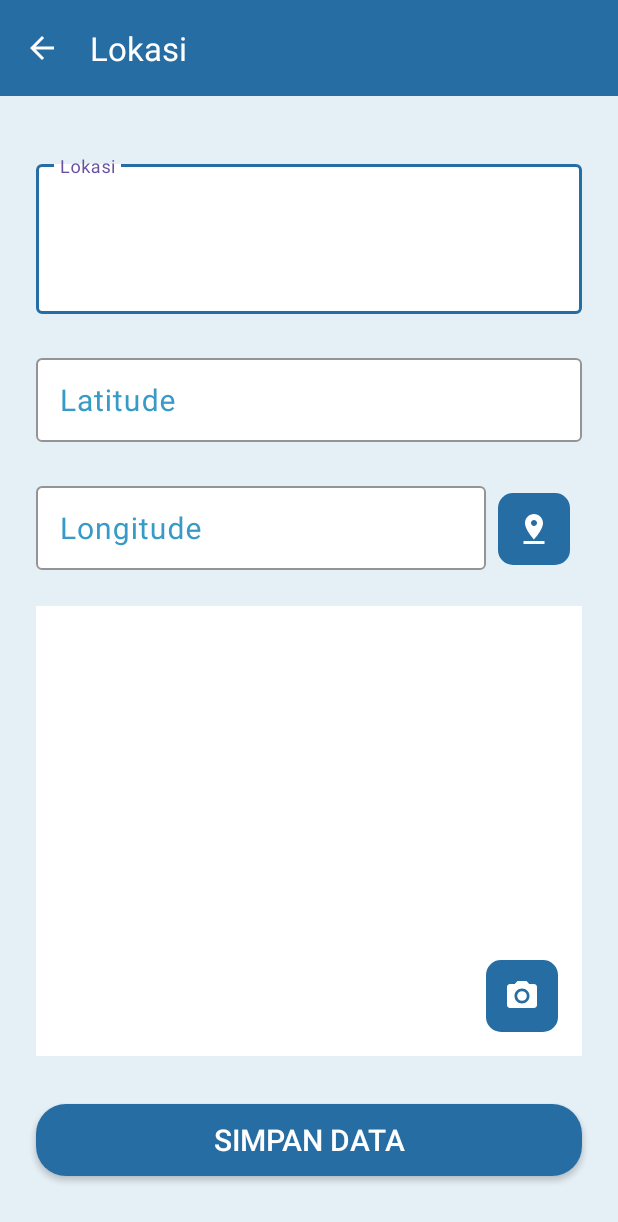
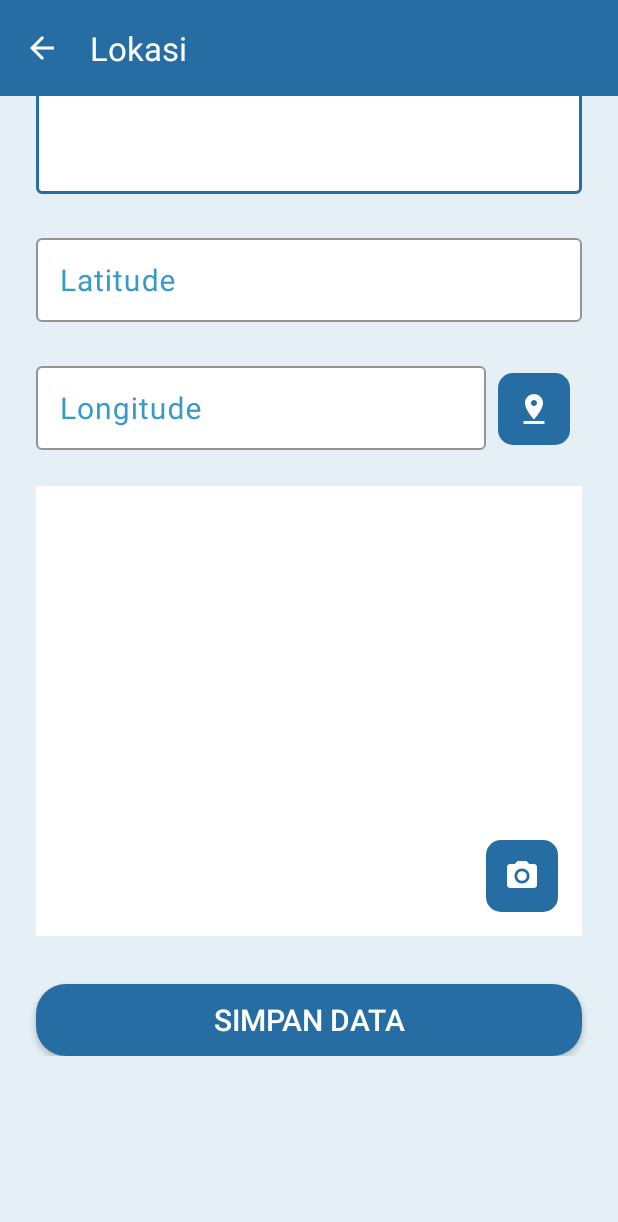
Before and after one commit to andpromobile/ElaporAdmin, an Android app: the LokasiActivity screen opened directly, with no data from a screen before it, after a tap on an icon or button, on a phone screen of 412 x 824 dp. Shown: the top 1222 px of the screen. Run offline under Robolectric (Android 15) with nearby library versions, the phone set to English and light mode, and no system bars; libraries missing offline, so code that uses them is left out: cn.pedant; pictures from the network do not load.

Commit message:
Memperbaiki inputan

```diff
--- a/app/src/main/java/com/example/elaporadmin/LokasiActivity.kt
+++ b/app/src/main/java/com/example/elaporadmin/LokasiActivity.kt
@@ -6,6 +6,7 @@ import android.os.Bundle
 import android.view.View
 import android.widget.ProgressBar
 import android.widget.TextView
+import android.widget.Toast
 import androidx.appcompat.app.AppCompatActivity
 import androidx.lifecycle.ViewModelProvider
 import androidx.recyclerview.widget.LinearLayoutManager
@@ -44,13 +45,14 @@ class LokasiActivity : AppCompatActivity() {
         rvLokasi = binding.listLokasi
 
         rvLokasi.apply {
-            setHasFixedSize(true)
-            layoutManager = LinearLayoutManager(applicationContext)
+            this.setHasFixedSize(true)
+            this.layoutManager = LinearLayoutManager(applicationContext)
         }
 
         lokasiViewModel = ViewModelProvider(this)[LokasiViewModel::class.java]
 
         lokasiViewModel.getLokasi()
+
         lokasiViewModel.observeLokasiLiveData().observe(
             this
         ){lokasiList->
@@ -58,14 +60,16 @@ class LokasiActivity : AppCompatActivity() {
                 lokasiList as ArrayList<Lokasi>,
                 object: OnAdapterListener {
                     override fun onUpdate(lokasi: Lokasi) {
+
                         updateData(lokasi)
                     }
 
                     override fun onDelete(lokasi: Lokasi) {
                         hapusData(lokasi)
                     }
-                }
+                },
             )
+
 
             rvLokasi.adapter = listLokasiAdapter
 
@@ -78,7 +82,6 @@ class LokasiActivity : AppCompatActivity() {
             }
             showLoading(false)
         }
-
     }
 
     override fun onStart() {
@@ -120,18 +123,18 @@ class LokasiActivity : AppCompatActivity() {
         SweetAlertDialog(this, SweetAlertDialog.WARNING_TYPE)
             .setTitleText("Hapus?")
             .setContentText("Yakin Ingin Menghapus Data Ini!")
-            .setConfirmButton("Iya", {
+            .setConfirmButton("Iya") {
                 lokasiViewModel.deleteLokasi(lokasi.id)
                 it.dismissWithAnimation()
 
                 SweetAlertDialog(this, SweetAlertDialog.SUCCESS_TYPE)
                     .setContentText("Data Berhasil Dihapus")
                     .show()
-            })
+            }
             .setCancelButtonBackgroundColor(Color.parseColor("#A5DC86"))
-            .setCancelButton("Tidak", {
+            .setCancelButton("Tidak") {
                 it.dismissWithAnimation()
-            })
+            }
             .show()
     }
 
--- a/app/src/main/java/com/example/elaporadmin/LokasiFormActivity.kt
+++ b/app/src/main/java/com/example/elaporadmin/LokasiFormActivity.kt
@@ -10,6 +10,7 @@ import android.os.Bundle
 import android.provider.MediaStore
 import android.widget.Button
 import android.widget.EditText
+import android.widget.Toast
 import androidx.activity.viewModels
 import androidx.appcompat.app.AlertDialog
 import androidx.core.app.ActivityCompat
@@ -213,7 +214,8 @@ class LokasiFormActivity : AppCompatActivity() {
         // dari nilai Latitude dan Longitude
         if (resultCode == Activity.RESULT_OK) {
             if (requestCode == 999) {
-//                binding.inputLokasi.setText(data?.getStringExtra("lokasi"))
+                frmLatitude.setText(data?.getStringExtra("latitude"))
+                frmLongitude.setText(data?.getStringExtra("longitude"))
             }
         }
 
--- a/app/src/main/java/com/example/elaporadmin/MapsActivity.kt
+++ b/app/src/main/java/com/example/elaporadmin/MapsActivity.kt
@@ -49,6 +49,8 @@ class MapsActivity : AppCompatActivity() {
         binding.pilihLokasi.setOnClickListener{
             intent = Intent()
             intent.putExtra("lokasi", this.addressLine)
+            intent.putExtra("latitude", this.lat.toString())
+            intent.putExtra("longitude", this.lng.toString())
             setResult(RESULT_OK, intent)
             finish()
         }
@@ -125,6 +127,9 @@ class MapsActivity : AppCompatActivity() {
                             marker.snippet = addressLine
                             marker.position = GeoPoint(p)
 
+                            lat = p!!.latitude
+                            lng = p!!.longitude
+
                             binding.tvAddress.text = addressLine
                             binding.lat.text = "Latitude: $lat"
                             binding.lng.text = "Longitude: $lng"
--- a/app/src/main/java/com/example/elaporadmin/dao/Lokasi.kt
+++ b/app/src/main/java/com/example/elaporadmin/dao/Lokasi.kt
@@ -2,9 +2,8 @@ package com.example.elaporadmin.dao
 
 class Lokasi (
     val id: Int = 0,
-    val bidang_id:Int = 0,
     val datalokasi: String = "",
-    val latitude: Int = 0,
-    val longitude: Int = 0,
+    val latitude: Double = 0.0,
+    val longitude: Double = 0.0,
     val foto: String = "",
         )
--- a/app/src/main/res/layout/activity_lokasi_form.xml
+++ b/app/src/main/res/layout/activity_lokasi_form.xml
@@ -15,13 +15,25 @@
         android:background="@color/teal"
         android:clickable="true"
         android:elevation="24dp"
-        app:layout_constraintBottom_toTopOf="@+id/layoutDataLokasi"
         app:layout_constraintEnd_toEndOf="parent"
         app:layout_constraintStart_toStartOf="parent"
         app:layout_constraintTop_toTopOf="parent"
         app:navigationIcon="@drawable/baseline_arrow_back_24"
         app:title="Lokasi"
         app:titleTextColor="#ffffff" />
+
+    <ScrollView
+        android:id="@+id/scrollView"
+        android:layout_width="match_parent"
+        android:layout_height="match_parent"
+        app:layout_constraintTop_toBottomOf="@id/toolbarLokasi"
+        app:layout_constraintBottom_toBottomOf="parent"
+        app:layout_constraintEnd_toEndOf="parent"
+        app:layout_constraintStart_toStartOf="parent">
+
+        <androidx.constraintlayout.widget.ConstraintLayout
+            android:layout_width="match_parent"
+            android:layout_height="wrap_content">
 
             <com.google.android.material.textfield.TextInputLayout
                 android:id="@+id/layoutDataLokasi"
@@ -37,7 +49,7 @@
                 app:layout_constraintBottom_toTopOf="@+id/layoutLat"
                 app:layout_constraintEnd_toEndOf="parent"
                 app:layout_constraintStart_toStartOf="parent"
-        app:layout_constraintTop_toBottomOf="@id/toolbarLokasi">
+                app:layout_constraintTop_toTopOf="parent">
 
                 <com.google.android.material.textfield.TextInputEditText
                     android:id="@+id/frmLokasi"
@@ -183,3 +195,7 @@
                 tools:ignore="HardcodedText" />
 
         </androidx.constraintlayout.widget.ConstraintLayout>
+
+    </ScrollView>
+
+</androidx.constraintlayout.widget.ConstraintLayout>
```
Also changed, not shown: app/src/main/java/com/example/elaporadmin/ViewModel/LokasiViewModel.kt (+6 -1 lines), app/src/main/java/com/example/elaporadmin/adapter/ListLokasiAdapter.kt (+7 -4 lines). Lines whose indentation alone changed are shown as unchanged.
